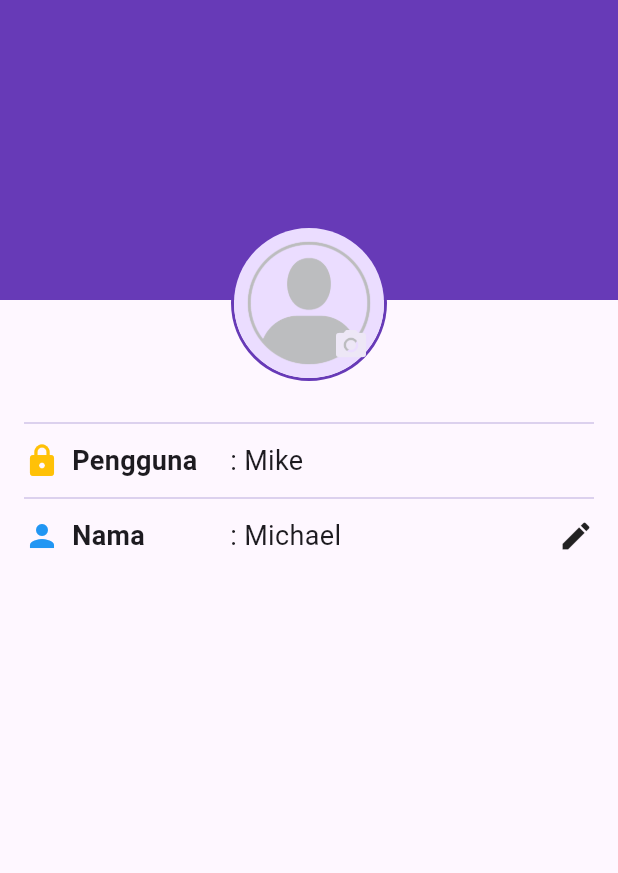
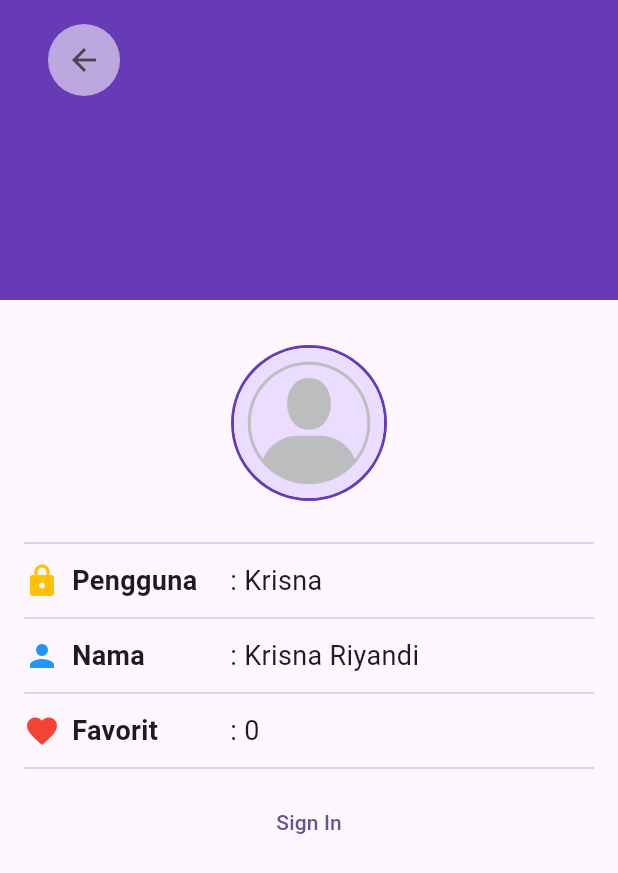
Before and after one commit to 2024-2025-Gasal-PABI-SI52/project-wisata-candi-michaelaero21, a Flutter app: the ProfileScreen screen opened directly, on a phone screen of 412 x 824 dp. Shown: the top 873 px of the screen. Run offline on Flutter 3.47's test engine with Material 3 defaults, Android fonts, the phone set to English and light mode, and no system bars; our stand-ins replace cached_network_image; network calls fail.

Commit message:
Update profile_screen.dart

```diff
--- a/wisata_candi/lib/screens/profile_screen.dart
+++ b/wisata_candi/lib/screens/profile_screen.dart
@@ -9,10 +9,24 @@ class ProfileScreen extends StatefulWidget {
 
 class _ProfileScreenState extends State<ProfileScreen> {
   // TODO: 1. Deklarasikan variabel yang dibutuhkan
-  bool isSignedIn = true;
-  String fullName = 'Michael';
-  String userName = 'Mike';
-  int favoriteCandiCount = 0;
+  bool isSignedIn = false;
+  String fullName = 'Krisna Riyandi';
+  String userName = 'Krisna';
+  int favoritCandiCount = 0;
+
+  //TODO: 5. Implementasi fungsi SignIn
+  void SignIn() {
+    setState(() {
+      isSignedIn = !isSignedIn;
+    });
+  }
+
+  //TODO: 6. Implementasi fungsi SignOut
+  void SignOut() {
+    setState(() {
+      isSignedIn = !isSignedIn;
+    });
+  }
 
   @override
   Widget build(BuildContext context) {
@@ -28,11 +42,28 @@ class _ProfileScreenState extends State<ProfileScreen> {
             padding: const EdgeInsets.symmetric(horizontal: 16),
             child: Column(
               children: [
-                // TODO 2. Buat bagian ProfileHeader yang berisi gambar profil
+                //Tombol Back Custom
+                Align(
+                  alignment: Alignment.topLeft,
+                  child: Padding(
+                    padding: const EdgeInsets.all(16),
+                    child: Container(
+                      decoration: BoxDecoration(
+                        color: Colors.deepPurple[100]?.withOpacity(0.8),
+                        shape: BoxShape.circle,
+                      ),
+                      child: IconButton(
+                        onPressed: () {},
+                        icon: const Icon(Icons.arrow_back),
+                      ),
+                    ),
+                  ),
+                ),
+                //TODO: 2. buat bagian Profile Header(isinya gambar profil)
                 Align(
                   alignment: Alignment.topCenter,
                   child: Padding(
-                    padding: const EdgeInsets.only(top: 200 - 50),
+                    padding: const EdgeInsets.only(top: 150),
                     child: Stack(
                       alignment: Alignment.bottomRight,
                       children: [
@@ -51,16 +82,18 @@ class _ProfileScreenState extends State<ProfileScreen> {
                         ),
                         if (isSignedIn)
                           IconButton(
-                              onPressed: () {},
-                              icon: Icon(
-                                Icons.camera_alt,
-                                color: Colors.deepPurple[50],
-                              )),
+                            onPressed: () {},
+                            icon: Icon(
+                              Icons.camera_alt,
+                              color: Colors.deepPurple[50],
+                            ),
+                          ),
                       ],
                     ),
                   ),
                 ),
-                // TODO 3. Buat bagian ProfileInfo yang berisi info profil
+                //TODO: 3. Buat bagian profile info (isinya info profil)
+                //Baris 1 Profile Info Pengguna
                 const SizedBox(
                   height: 20,
                 ),
@@ -73,6 +106,7 @@ class _ProfileScreenState extends State<ProfileScreen> {
                 Row(
                   children: [
                     SizedBox(
+                      //media query untuk membagi 3 dalam satu layar
                       width: MediaQuery.of(context).size.width / 3,
                       child: const Row(
                         children: [
@@ -98,6 +132,7 @@ class _ProfileScreenState extends State<ProfileScreen> {
                     )),
                   ],
                 ),
+                //Baris 2 Profile Info Nama
                 const SizedBox(
                   height: 4,
                 ),
@@ -110,6 +145,7 @@ class _ProfileScreenState extends State<ProfileScreen> {
                 Row(
                   children: [
                     SizedBox(
+                      //media query untuk membagi 3 dalam satu layar
                       width: MediaQuery.of(context).size.width / 3,
                       child: const Row(
                         children: [
@@ -133,13 +169,66 @@ class _ProfileScreenState extends State<ProfileScreen> {
                       ': $fullName',
                       style: const TextStyle(fontSize: 18),
                     )),
-                    if (isSignedIn) const Icon(Icons.edit)
+                    if (isSignedIn) const Icon(Icons.edit),
                   ],
                 ),
-                // TODO 4. Buat ProfileActions yang berisi TextButton signin/signout
+                //Baris 3 Profile Info Favorite
+                const SizedBox(
+                  height: 4,
+                ),
+                Divider(
+                  color: Colors.deepPurple[100],
+                ),
+                const SizedBox(
+                  height: 4,
+                ),
+                Row(
+                  children: [
+                    SizedBox(
+                      //media query untuk membagi 3 dalam satu layar
+                      width: MediaQuery.of(context).size.width / 3,
+                      child: const Row(
+                        children: [
+                          Icon(
+                            Icons.favorite,
+                            color: Colors.red,
+                          ),
+                          SizedBox(
+                            width: 8,
+                          ),
+                          Text(
+                            'Favorit',
+                            style: TextStyle(
+                                fontSize: 18, fontWeight: FontWeight.bold),
+                          ),
+                        ],
+                      ),
+                    ),
+                    Expanded(
+                        child: Text(
+                      ': $favoritCandiCount',
+                      style: const TextStyle(fontSize: 18),
+                    )),
+                  ],
+                ),
+                //TODO: 4. Buat bagian profile action (isnya tombol signin/ signout)
+                const SizedBox(
+                  height: 4,
+                ),
+                Divider(
+                  color: Colors.deepPurple[100],
+                ),
+                const SizedBox(
+                  height: 4,
+                ),
+                isSignedIn
+                    ? TextButton(
+                        onPressed: SignOut, child: const Text('Sign Out'))
+                    : TextButton(
+                        onPressed: SignIn, child: const Text('Sign In'))
               ],
             ),
-          )
+          ),
         ],
       ),
     );
```
